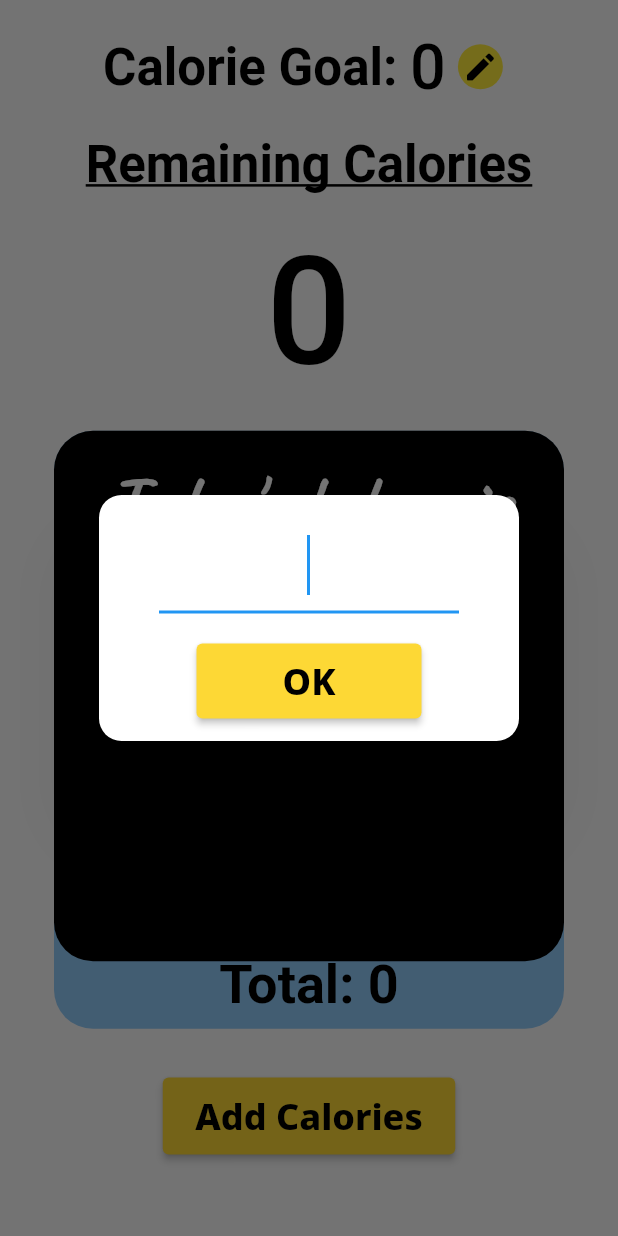
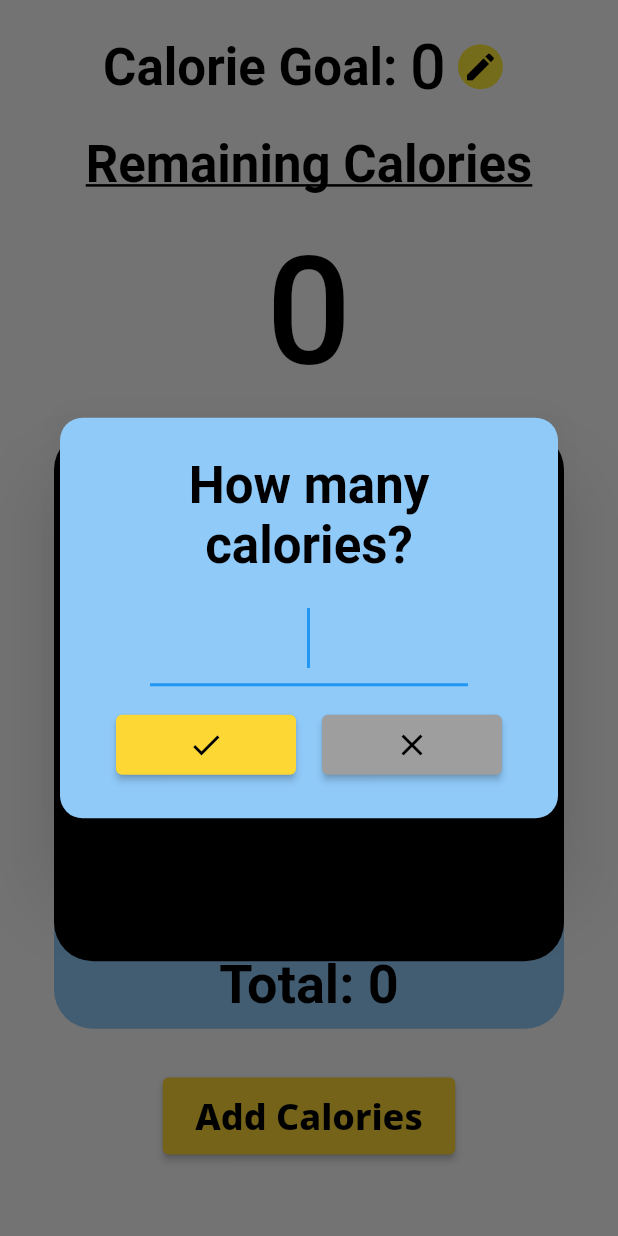
Before and after one commit to WilliamRWalsh/irl-mobile, a Flutter app: the Dashboard screen opened directly, after a tap on "Add Calories", on a phone screen of 412 x 824 dp. Run offline on Flutter 3.47's test engine with Material 2 defaults, Android fonts, the phone set to English and light mode, and no system bars; our stand-ins replace cloud_firestore, firebase_auth, firebase_core, google_fonts; missing offline and left inert: cloud_firestore_web, firebase_auth_web, firebase_core_web; accounts and stored records are empty; generated files the repository leaves out were written again; Roboto replaces fonts that are missing (Domine, Pangolin).

Commit message:
made add_calories_dialog look like other dialogs

```diff
--- a/lib/screens/dashboard/local_widgets/add_calories_dialog.dart
+++ b/lib/screens/dashboard/local_widgets/add_calories_dialog.dart
@@ -15,15 +15,26 @@ class AddCaloriesDialog extends StatelessWidget {
           final LoginState loginState = Provider.of(context, listen: false);
 
           return AlertDialog(
+            backgroundColor: Theme.of(context).backgroundColor,
             contentPadding: EdgeInsets.symmetric(horizontal: 0, vertical: 15),
             shape: RoundedRectangleBorder(
               borderRadius: BorderRadius.circular(15),
             ),
             content: Form(
               key: _formKey,
+              child: Padding(
+                padding: EdgeInsets.symmetric(vertical: 10, horizontal: 20),
                 child: Column(
                   mainAxisSize: MainAxisSize.min,
                   children: [
+                    Text(
+                      "How many calories?",
+                      style: Theme.of(context).textTheme.bodyText2,
+                      textAlign: TextAlign.center,
+                    ),
+                    SizedBox(
+                      height: 10,
+                    ),
                     Padding(
                       padding: const EdgeInsets.symmetric(
                         horizontal: 40,
@@ -39,11 +50,15 @@ class AddCaloriesDialog extends StatelessWidget {
                         textAlign: TextAlign.center,
                       ),
                     ),
-                  Padding(
-                    padding: const EdgeInsets.only(top: 20),
-                    child: ElevatedButton(
+                    SizedBox(
+                      height: 15,
+                    ),
+                    Row(
+                      mainAxisAlignment: MainAxisAlignment.spaceEvenly,
+                      children: [
+                        ElevatedButton(
                           style: ElevatedButton.styleFrom(
-                        minimumSize: Size(150, 50),
+                            minimumSize: Size(120, 40),
                             primary: Theme.of(context).buttonColor,
                             onPrimary: Theme.of(context).primaryColorDark,
                             textStyle: Theme.of(context).textTheme.button,
@@ -65,10 +80,24 @@ class AddCaloriesDialog extends StatelessWidget {
                             );
                             Navigator.pop(context);
                           },
-                      child: Text('OK'),
+                          child: Icon(Icons.check),
                         ),
+                        ElevatedButton(
+                          style: ElevatedButton.styleFrom(
+                            minimumSize: Size(120, 40),
+                            primary: Theme.of(context).accentColor,
+                            onPrimary: Theme.of(context).primaryColorDark,
+                            textStyle: Theme.of(context).textTheme.button,
+                          ),
+                          onPressed: () async {
+                            Navigator.pop(context);
+                          },
+                          child: Icon(Icons.close_outlined),
                         ),
                       ],
+                    ),
+                  ],
+                ),
               ),
             ),
           );
--- a/lib/screens/widgets/confirm_dailog.dart
+++ b/lib/screens/widgets/confirm_dailog.dart
@@ -13,7 +13,7 @@ class ConfirmDialog extends StatelessWidget {
         borderRadius: BorderRadius.circular(15),
       ),
       content: Padding(
-        padding: EdgeInsets.symmetric(vertical: 25, horizontal: 20),
+        padding: EdgeInsets.symmetric(vertical: 10, horizontal: 20),
         child: Column(
           mainAxisSize: MainAxisSize.min,
           children: [
```
Also changed, not shown: 1 other file. Lines whose indentation alone changed are shown as unchanged.
